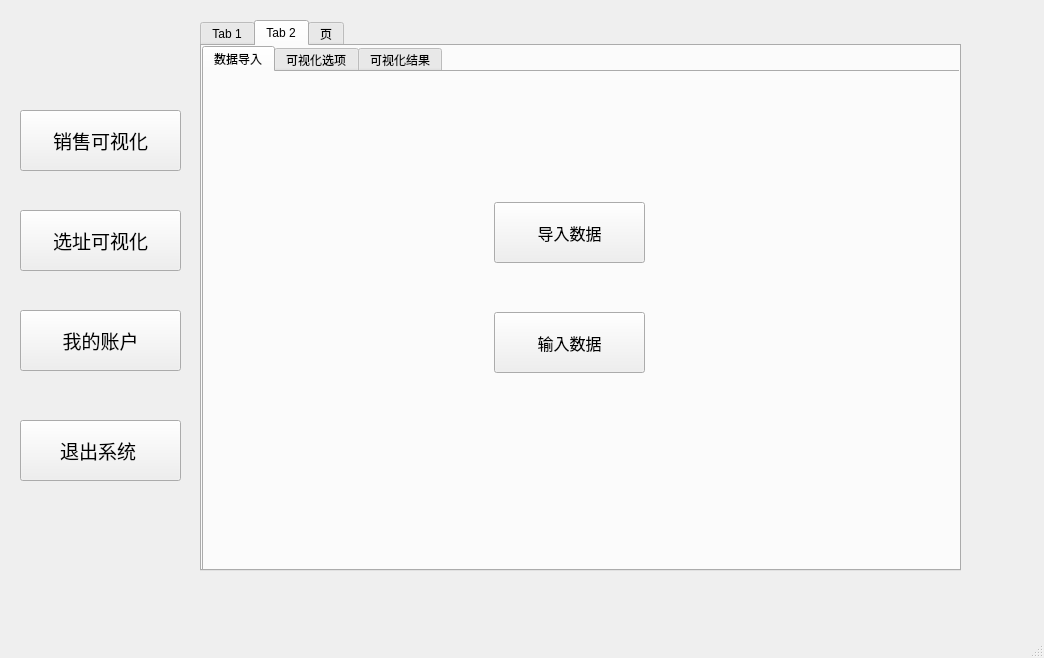
Above: main.ui from jswjc555/pyqt5_ruanzhu before the change. Below: the same form after it.
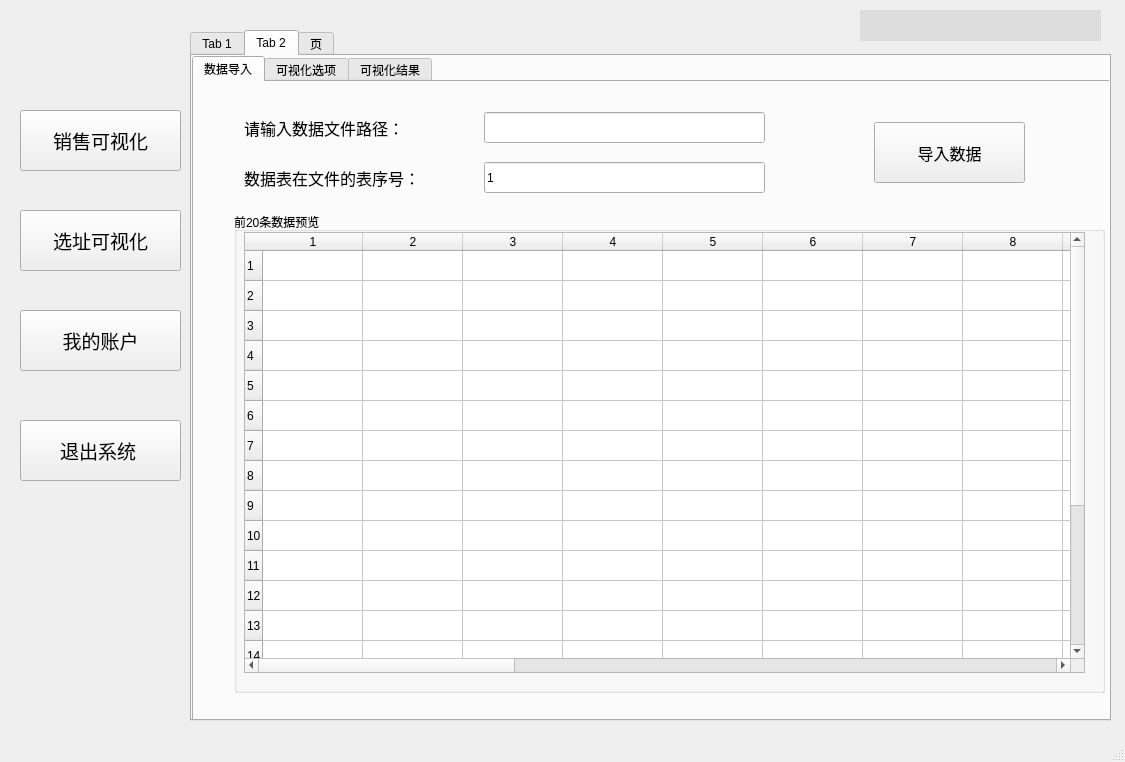
That is the form after the change. The open tabs and pages were chosen to show the change. Icons and pictures are not drawn.

The edit to the form file:
```diff
--- a/main.ui
+++ b/main.ui
@@ -6,8 +6,8 @@
    <rect>
     <x>0</x>
     <y>0</y>
-    <width>1044</width>
-    <height>658</height>
+    <width>1125</width>
+    <height>762</height>
    </rect>
   </property>
   <property name="windowTitle">
@@ -133,10 +133,10 @@
    <widget class="QTabWidget" name="tabWidget">
     <property name="geometry">
      <rect>
-      <x>200</x>
-      <y>20</y>
-      <width>761</width>
-      <height>551</height>
+      <x>190</x>
+      <y>30</y>
+      <width>921</width>
+      <height>691</height>
      </rect>
     </property>
     <property name="currentIndex">
@@ -324,8 +324,8 @@
        <rect>
         <x>0</x>
         <y>0</y>
-        <width>761</width>
-        <height>531</height>
+        <width>921</width>
+        <height>671</height>
        </rect>
       </property>
       <property name="currentIndex">
@@ -338,8 +338,8 @@
        <widget class="QPushButton" name="locateimportButton">
         <property name="geometry">
          <rect>
-          <x>290</x>
-          <y>130</y>
+          <x>680</x>
+          <y>40</y>
           <width>151</width>
           <height>61</height>
          </rect>
@@ -364,15 +364,38 @@
          </size>
         </property>
        </widget>
-       <widget class="QPushButton" name="locateinputButton">
+       <widget class="QLineEdit" name="locate_numEdit">
         <property name="geometry">
          <rect>
           <x>290</x>
-          <y>240</y>
-          <width>151</width>
-          <height>61</height>
+          <y>80</y>
+          <width>281</width>
+          <height>31</height>
          </rect>
         </property>
+        <property name="text">
+         <string>1</string>
+        </property>
+       </widget>
+       <widget class="QLineEdit" name="locate_pathEdit">
+        <property name="geometry">
+         <rect>
+          <x>290</x>
+          <y>30</y>
+          <width>281</width>
+          <height>31</height>
+         </rect>
+        </property>
+       </widget>
+       <widget class="QLabel" name="label_10">
+        <property name="geometry">
+         <rect>
+          <x>50</x>
+          <y>30</y>
+          <width>211</width>
+          <height>31</height>
+         </rect>
+        </property>
         <property name="font">
          <font>
           <family>微软雅黑</family>
@@ -380,18 +403,104 @@
          </font>
         </property>
         <property name="text">
-         <string>输入数据</string>
+         <string>请输入数据文件路径：</string>
         </property>
-        <property name="icon">
-         <iconset resource="icons.qrc">
-          <normaloff>:/icons/input.png</normaloff>:/icons/input.png</iconset>
+       </widget>
+       <widget class="QLabel" name="label_11">
+        <property name="geometry">
+         <rect>
+          <x>50</x>
+          <y>80</y>
+          <width>261</width>
+          <height>31</height>
+         </rect>
         </property>
-        <property name="iconSize">
-         <size>
-          <width>35</width>
-          <height>35</height>
-         </size>
+        <property name="font">
+         <font>
+          <family>微软雅黑</family>
+          <pointsize>12</pointsize>
+         </font>
         </property>
+        <property name="text">
+         <string>数据表在文件的表序号：</string>
+        </property>
+       </widget>
+       <widget class="QGroupBox" name="groupBox_2">
+        <property name="geometry">
+         <rect>
+          <x>40</x>
+          <y>130</y>
+          <width>871</width>
+          <height>481</height>
+         </rect>
+        </property>
+        <property name="styleSheet">
+         <string notr="true"/>
+        </property>
+        <property name="title">
+         <string>前20条数据预览</string>
+        </property>
+        <widget class="QTableWidget" name="locate_view">
+         <property name="geometry">
+          <rect>
+           <x>10</x>
+           <y>20</y>
+           <width>841</width>
+           <height>441</height>
+          </rect>
+         </property>
+         <property name="rowCount">
+          <number>20</number>
+         </property>
+         <property name="columnCount">
+          <number>25</number>
+         </property>
+         <row/>
+         <row/>
+         <row/>
+         <row/>
+         <row/>
+         <row/>
+         <row/>
+         <row/>
+         <row/>
+         <row/>
+         <row/>
+         <row/>
+         <row/>
+         <row/>
+         <row/>
+         <row/>
+         <row/>
+         <row/>
+         <row/>
+         <row/>
+         <column/>
+         <column/>
+         <column/>
+         <column/>
+         <column/>
+         <column/>
+         <column/>
+         <column/>
+         <column/>
+         <column/>
+         <column/>
+         <column/>
+         <column/>
+         <column/>
+         <column/>
+         <column/>
+         <column/>
+         <column/>
+         <column/>
+         <column/>
+         <column/>
+         <column/>
+         <column/>
+         <column/>
+         <column/>
+        </widget>
        </widget>
       </widget>
       <widget class="QWidget" name="locate_choosetab">
@@ -796,6 +905,64 @@
      </widget>
     </widget>
    </widget>
+   <widget class="QLabel" name="time_label">
+    <property name="geometry">
+     <rect>
+      <x>860</x>
+      <y>10</y>
+      <width>241</width>
+      <height>31</height>
+     </rect>
+    </property>
+    <property name="font">
+     <font>
+      <family>方正粗黑宋简体</family>
+      <pointsize>9</pointsize>
+      <weight>50</weight>
+      <italic>false</italic>
+      <bold>false</bold>
+     </font>
+    </property>
+    <property name="styleSheet">
+     <string notr="true">background-color: rgb(221, 221, 221);
+font: 9pt &quot;方正粗黑宋简体&quot;;</string>
+    </property>
+    <property name="text">
+     <string/>
+    </property>
+   </widget>
+   <widget class="QLabel" name="label_12">
+    <property name="geometry">
+     <rect>
+      <x>20</x>
+      <y>530</y>
+      <width>161</width>
+      <height>131</height>
+     </rect>
+    </property>
+    <property name="styleSheet">
+     <string notr="true">image: url(:/icons/pic.png);</string>
+    </property>
+    <property name="text">
+     <string/>
+    </property>
+   </widget>
+   <widget class="QLabel" name="label_13">
+    <property name="geometry">
+     <rect>
+      <x>790</x>
+      <y>10</y>
+      <width>61</width>
+      <height>41</height>
+     </rect>
+    </property>
+    <property name="styleSheet">
+     <string notr="true">image: url(:/icons/time.png);</string>
+    </property>
+    <property name="text">
+     <string/>
+    </property>
+   </widget>
   </widget>
   <widget class="QMenuBar" name="menubar">
    <property name="geometry">
```
Left out of the diff: 337 changed lines with no effect on the pictures.
